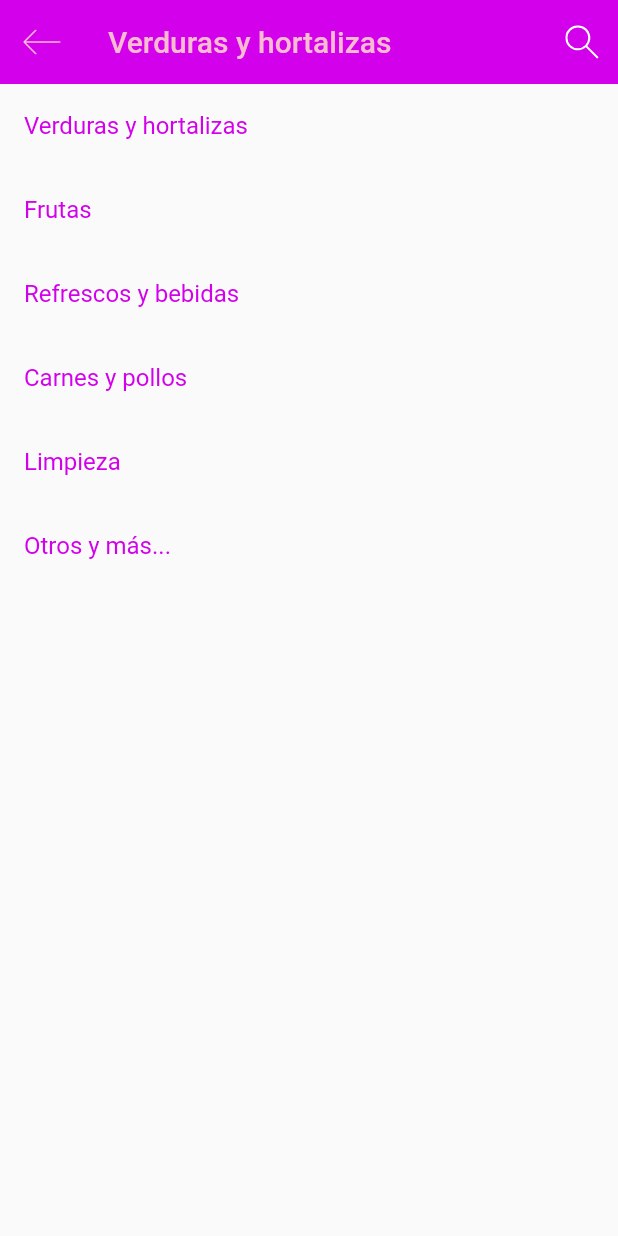
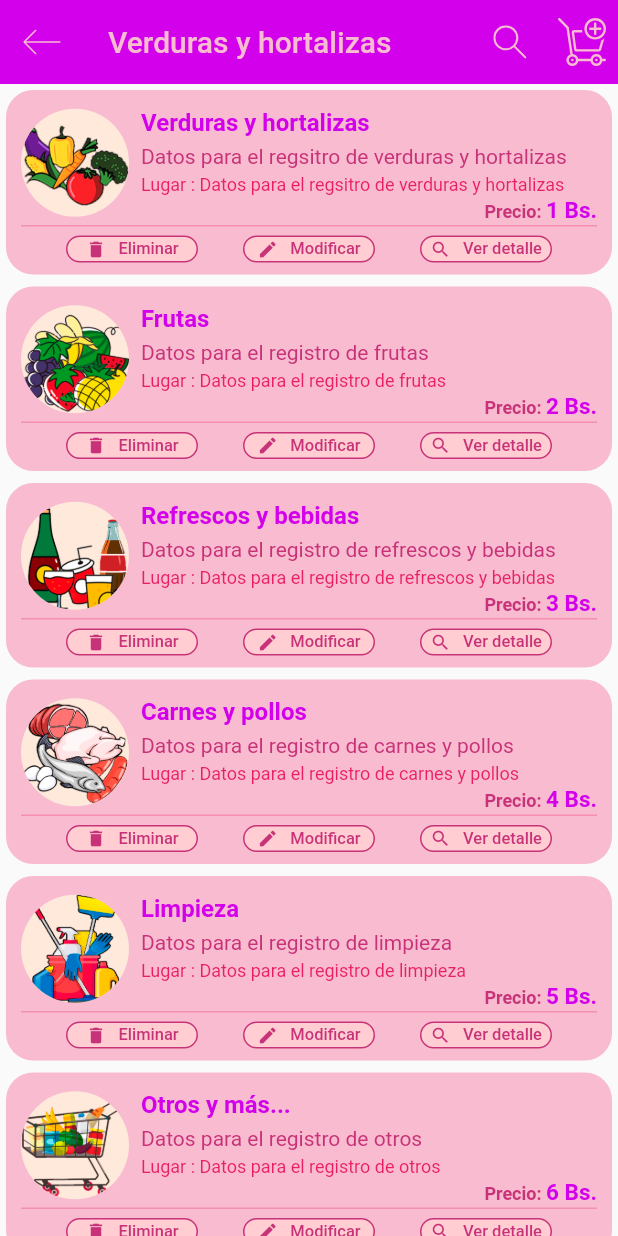
Before and after one commit to trujasra/eliMarket, a Flutter app: the ListaCategoriaPage screen opened directly, after a tap on "Verduras y hortalizas", on a phone screen of 412 x 824 dp. Run offline on Flutter 3.47's test engine with Material 2 defaults, Android fonts, the phone set to English and light mode, and no system bars; our stand-ins replace flutter_svg, google_fonts, sqflite; accounts and stored records are empty; project files that could hold a hidden picture were left out.

Commit message:
Se realizo la pantalla de lista productos

```diff
--- a/lib/constantes.dart
+++ b/lib/constantes.dart
@@ -10,7 +10,7 @@ const String cBotonCreditos = "CREDITOS";
 const Color kTextoColor = Color.fromRGBO(233, 30, 99, 1);
 const Color kTextoLigthColor = Color.fromRGBO(248, 187, 208, 1);
 const Color kPrimaryColor = Color.fromRGBO(211, 0, 235, 1);
-const Color kPrimaryDarkColor = Color.fromRGBO(173, 68, 14, 1);
+const Color kPrimaryDarkColor = Color.fromRGBO(200, 50, 120, 1);
 const Color kPrimaryLigthColor = Color.fromRGBO(245, 217, 251, 1);
 const Color kAcentColor = Color.fromRGBO(211, 0, 235, 1);
 const Color kIconLigthColor = Color.fromRGBO(255, 193, 7, 1);
--- a/lib/pantallas/lista_categoria.dart
+++ b/lib/pantallas/lista_categoria.dart
@@ -75,19 +75,20 @@ class ListaCategoriaPage extends StatelessWidget {
           Expanded(
             child: Container(
               padding: EdgeInsets.symmetric(vertical: kDefaultPaddin / 4),
-              height: 180,
+              // height: 100,
               width: 160,
               decoration: BoxDecoration(
-                  color: Color.fromRGBO(255, 233, 219, 1),
-                  borderRadius: BorderRadius.circular(16),
-                  boxShadow: [
-                    BoxShadow(
-                      color: Colors.pink[200].withOpacity(0.4),
-                      spreadRadius: 1,
-                      blurRadius: 2,
-                      offset: Offset(0, 3), // changes position of shadow
-                    ),
-                  ]),
+                color: Color.fromRGBO(255, 233, 219, 1),
+                borderRadius: BorderRadius.circular(16),
+                // boxShadow: [
+                //   BoxShadow(
+                //     color: Colors.pink[200].withOpacity(0.4),
+                //     spreadRadius: 1,
+                //     blurRadius: 2,
+                //     offset: Offset(0, 3), // changes position of shadow
+                //   ),
+                // ]
+              ),
               child: Column(
                 children: [
                   Container(
--- a/lib/pantallas/lista_producto_page.dart
+++ b/lib/pantallas/lista_producto_page.dart
@@ -1,3 +1,4 @@
+import 'package:flutter/gestures.dart';
 import 'package:flutter/material.dart';
 import 'package:flutter_svg/flutter_svg.dart';
 import 'package:google_fonts/google_fonts.dart';
@@ -24,7 +25,14 @@ class ListaProductoPage extends StatelessWidget {
         ),
         actions: [
           IconButton(
-              icon: SvgPicture.asset("assets/icons/search.svg"),
+              icon: SvgPicture.asset(
+                "assets/icons/search.svg",
+                color: kIconPrimaryColor,
+              ),
+              onPressed: () {}),
+          IconButton(
+              icon: SvgPicture.asset("assets/icons/shopping-cart-1.svg",
+                  color: kIconPrimaryColor),
               onPressed: () {}),
         ],
         title: Text(oCategoria.descCategoria,
@@ -56,9 +64,130 @@ class ListaProductoPage extends StatelessWidget {
         itemBuilder: (BuildContext context, int i) {
           Categoria oCategoria = listCategoria[i];
           // print(snapshot.data);
-          return ListTile(
-            title: Text(oCategoria.descCategoria),
-          );
+          return itemProducto(oCategoria);
         });
   }
+
+  Widget itemProducto(Categoria oCategoria) {
+    return Padding(
+      padding: const EdgeInsets.all(4.0),
+      child: Container(
+        padding: EdgeInsets.symmetric(vertical: 8.0, horizontal: 10.0),
+        decoration: BoxDecoration(
+          color: Colors.pink[100],
+          borderRadius: BorderRadius.circular(18.0),
+        ),
+        child: Column(
+          children: [
+            Row(
+              mainAxisAlignment: MainAxisAlignment.start,
+              crossAxisAlignment: CrossAxisAlignment.center,
+              children: [
+                CircleAvatar(
+                  backgroundColor: Color.fromRGBO(255, 233, 219, 1),
+                  backgroundImage: AssetImage(oCategoria.imagen),
+                  radius: 36,
+                ),
+                SizedBox(
+                  width: 8.0,
+                ),
+                Flexible(
+                  child: Column(
+                    mainAxisAlignment: MainAxisAlignment.start,
+                    crossAxisAlignment: CrossAxisAlignment.start,
+                    children: [
+                      Text(
+                        oCategoria.descCategoria,
+                        style: TextStyle(
+                            fontSize: 16,
+                            fontWeight: FontWeight.bold,
+                            color: kPrimaryColor,
+                            height: 1.5),
+                      ),
+                      Text(
+                        oCategoria.observacion,
+                        // overflow: TextOverflow.ellipsis,
+                        style: TextStyle(
+                            fontSize: 14,
+                            color: kPrimaryDarkColor,
+                            height: 1.5),
+                      ),
+                      Text(
+                        "Lugar : ${oCategoria.observacion}",
+                        // overflow: TextOverflow.ellipsis,
+                        style: TextStyle(
+                            fontSize: 12, color: Colors.pink[500], height: 1.5),
+                      ),
+                      Row(
+                        mainAxisAlignment: MainAxisAlignment.end,
+                        children: [
+                          Text(
+                            "Precio: ",
+                            // overflow: TextOverflow.ellipsis,
+                            style: TextStyle(
+                                fontSize: 12,
+                                color: kPrimaryDarkColor,
+                                fontWeight: FontWeight.bold,
+                                height: 1.5),
+                          ),
+                          Text(
+                            "${oCategoria.parTipoCategoria} Bs.",
+                            // overflow: TextOverflow.ellipsis,
+                            style: TextStyle(
+                                fontSize: 15,
+                                color: kPrimaryColor,
+                                fontWeight: FontWeight.bold),
+                          ),
+                        ],
+                      ),
+                    ],
+                  ),
+                )
+              ],
+            ),
+            // SizedBox(
+            //   height: 5.0,
+            // ),
+            Divider(
+              color: Colors.pink[200],
+              height: 3.0,
+              thickness: 1,
+            ),
+            SizedBox(
+              height: 5.0,
+            ),
+            Row(
+              mainAxisAlignment: MainAxisAlignment.spaceEvenly,
+              children: [
+                _botonDetalle(Icons.delete, "Eliminar"),
+                _botonDetalle(Icons.edit, "Modificar"),
+                _botonDetalle(Icons.search, "Ver detalle"),
+              ],
+            )
+          ],
+        ),
+      ),
+    );
+  }
+
+  _botonDetalle(IconData icono, String titulo) {
+    return FlatButton.icon(
+        height: 18.0,
+        padding: EdgeInsets.zero,
+        materialTapTargetSize: MaterialTapTargetSize.shrinkWrap,
+        color: kMenuColor2,
+        shape: RoundedRectangleBorder(
+            borderRadius: BorderRadius.circular(18.0),
+            side: BorderSide(color: kPrimaryDarkColor)),
+        onPressed: () {},
+        icon: Icon(
+          icono,
+          size: 14.0,
+          color: kPrimaryDarkColor,
+        ),
+        label: Text(
+          titulo,
+          style: TextStyle(fontSize: 11.0, color: kPrimaryDarkColor),
+        ));
+  }
 }
--- a/lib/pantallas/menu_page.dart
+++ b/lib/pantallas/menu_page.dart
@@ -87,6 +87,8 @@ class _MenuPageState extends State<MenuPage> {
         onPressed: () {
           setState(() {});
           // Navigator.pushNamed(context, '/RegistroCategoria');
+          _seleccionPaginaIndex = 3;
+          _seleccionPagina(_seleccionPaginaIndex);
         },
         child: Icon(
           Icons.post_add_rounded,
```
